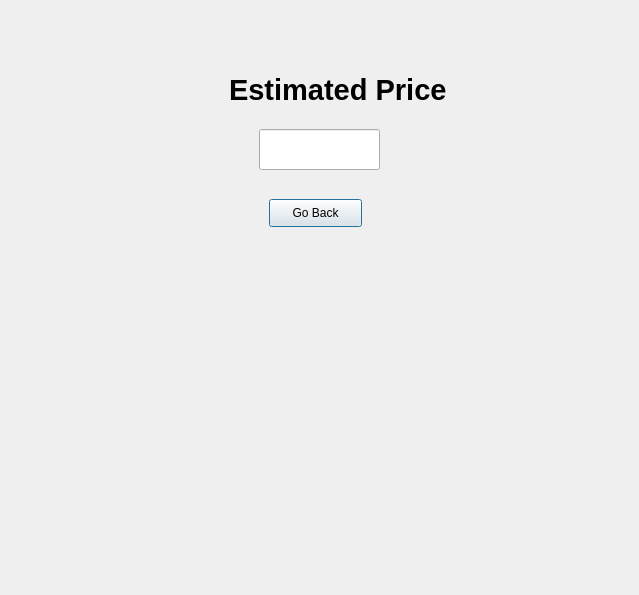
This is userInterface/priceOutput.ui in Usama-Amjad/Bulldozer-Price-Prediction-with-PyQt6 as Qt 5 draws it before an edit. The edited form follows.
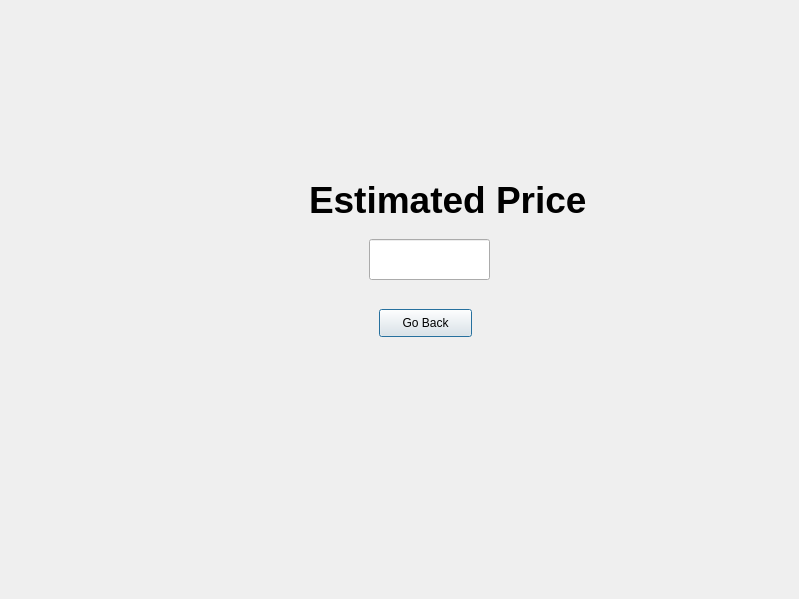
This is the edited form. Icons and pictures are not drawn.

Diff of the .ui file:
```diff
--- a/userInterface/priceOutput.ui
+++ b/userInterface/priceOutput.ui
@@ -6,8 +6,8 @@
    <rect>
     <x>0</x>
     <y>0</y>
-    <width>639</width>
-    <height>595</height>
+    <width>799</width>
+    <height>599</height>
    </rect>
   </property>
   <property name="windowTitle">
@@ -18,8 +18,8 @@
     <rect>
      <x>-1</x>
      <y>-1</y>
-     <width>641</width>
-     <height>601</height>
+     <width>800</width>
+     <height>600</height>
     </rect>
    </property>
    <property name="styleSheet">
@@ -29,20 +29,25 @@
    <widget class="QLabel" name="estimatedPrice">
     <property name="geometry">
      <rect>
-      <x>230</x>
-      <y>70</y>
+      <x>310</x>
+      <y>180</y>
       <width>301</width>
       <height>41</height>
      </rect>
     </property>
     <property name="font">
      <font>
-      <pointsize>22</pointsize>
+      <pointsize>-1</pointsize>
       <weight>75</weight>
       <bold>true</bold>
-      <underline>false</underline>
      </font>
     </property>
+    <property name="styleSheet">
+     <string notr="true">background: transparent;
+font-weight:bold;
+color:black;
+font-size: 37px;</string>
+    </property>
     <property name="text">
      <string>Estimated Price</string>
     </property>
@@ -50,8 +55,8 @@
    <widget class="QPushButton" name="goBack">
     <property name="geometry">
      <rect>
-      <x>270</x>
-      <y>200</y>
+      <x>380</x>
+      <y>310</y>
       <width>93</width>
       <height>28</height>
      </rect>
@@ -63,8 +68,8 @@
    <widget class="QLineEdit" name="Price">
     <property name="geometry">
      <rect>
-      <x>260</x>
-      <y>130</y>
+      <x>370</x>
+      <y>240</y>
       <width>121</width>
       <height>41</height>
      </rect>
```
Left out of the diff: 3 changed lines with no effect on the pictures.
